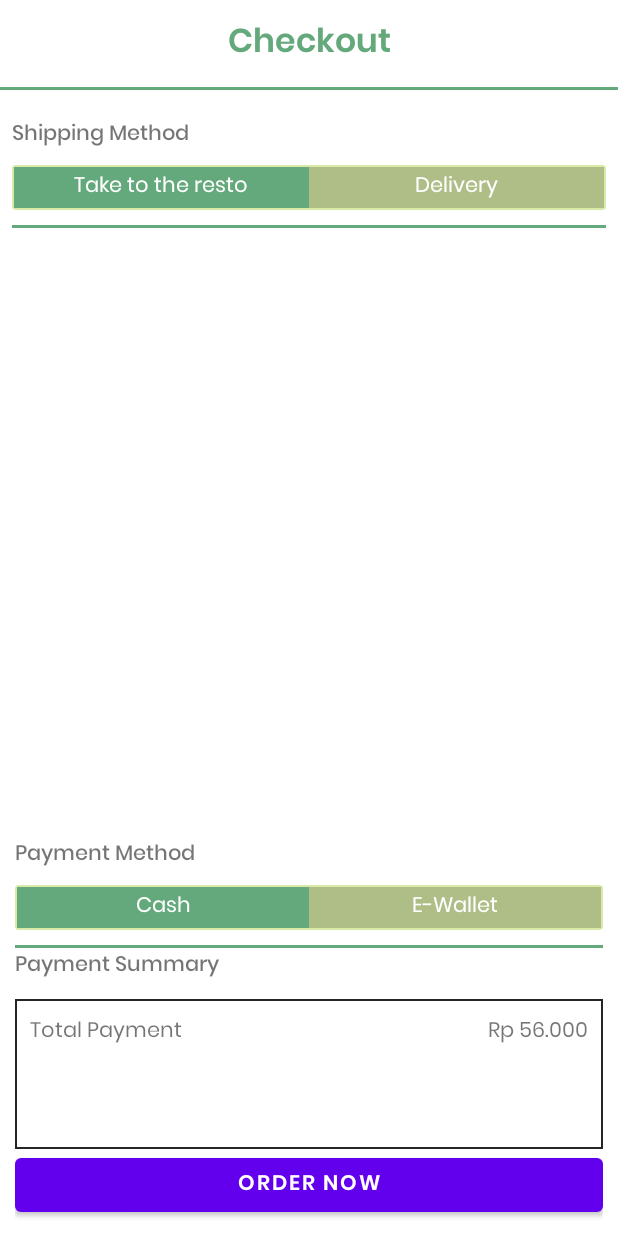
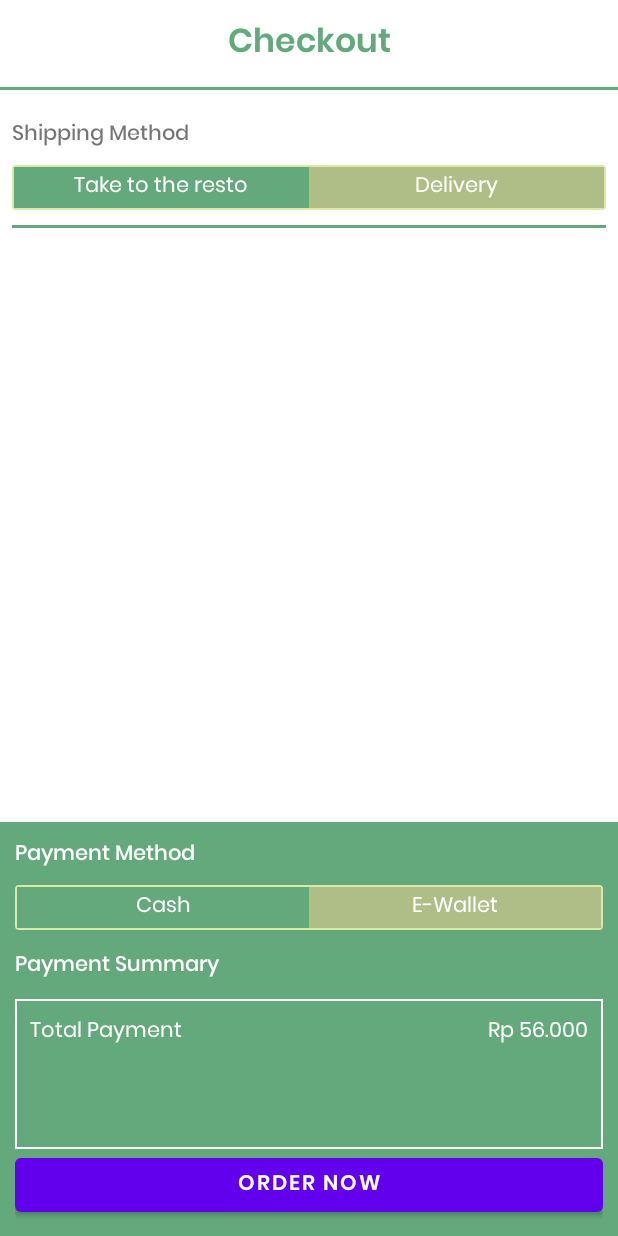
Before and after one commit to ryhanhxx/FlavourFairApp, an Android app: the CheckoutProductActivity screen opened directly, with no data from a screen before it, on a phone screen of 412 x 824 dp. Run offline under Robolectric (Android 15) with nearby library versions, the phone set to English and light mode, and no system bars.

Commit message:
add feature

```diff
--- a/app/src/main/res/drawable/stroke.xml
+++ b/app/src/main/res/drawable/stroke.xml
@@ -2,5 +2,5 @@
 <shape xmlns:android="http://schemas.android.com/apk/res/android">
     <stroke
         android:width="1dp"
-        android:color="@color/black" />
+        android:color="@color/white" />
 </shape>
--- a/app/src/main/res/layout/activity_checkout_product.xml
+++ b/app/src/main/res/layout/activity_checkout_product.xml
@@ -104,7 +104,7 @@
         android:id="@+id/cl_bottom"
         android:layout_width="match_parent"
         android:layout_height="wrap_content"
-        android:background="@color/white"
+        android:background="@color/primaryColor"
         android:padding="10dp"
         app:layout_constraintBottom_toBottomOf="parent">
 
@@ -120,6 +120,7 @@
                 android:layout_height="wrap_content"
                 android:fontFamily="@font/poppins_medium"
                 android:text="@string/text_title_payment"
+                android:textColor="@color/white"
                 app:layout_constraintTop_toTopOf="parent" />
 
             <RadioGroup
@@ -185,6 +186,7 @@
                 android:layout_height="wrap_content"
                 android:fontFamily="@font/poppins_medium"
                 android:text="Payment Summary"
+                android:textColor="@color/white"
                 app:layout_constraintTop_toTopOf="parent" />
 
             <androidx.constraintlayout.widget.ConstraintLayout
@@ -204,6 +206,7 @@
                     android:text="Total Payment"
                     app:layout_constraintEnd_toStartOf="@id/tv_detail2"
                     app:layout_constraintStart_toStartOf="parent"
+                    android:textColor="@color/white"
                     app:layout_constraintTop_toTopOf="parent" />
 
                 <TextView
@@ -214,6 +217,7 @@
                     android:gravity="end"
                     android:padding="10dp"
                     android:text="Rp 56.000"
+                    android:textColor="@color/white"
                     app:layout_constraintEnd_toEndOf="parent"
                     app:layout_constraintStart_toEndOf="@id/tv_detail"
                     app:layout_constraintTop_toTopOf="parent" />
```
